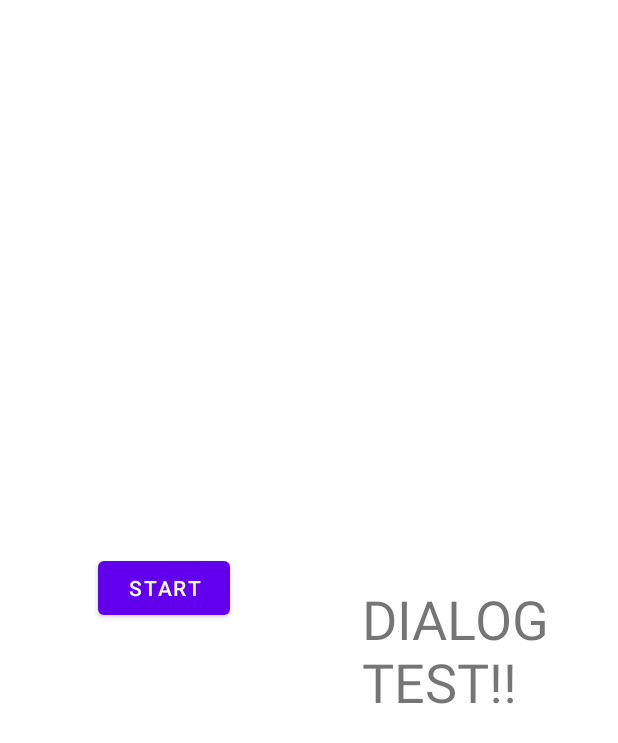
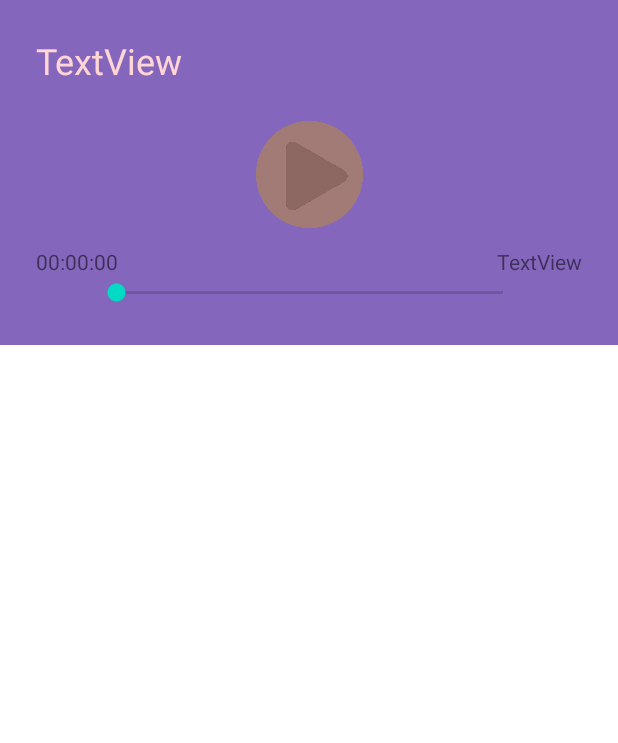
Before and after one commit to paperfrog1228/Shake-Voice-Recorder, an Android app: the layout player_dialog_frag.xml on its own in the app's theme, with its tools: preview values and no code run, on a phone screen of 412 x 824 dp. Shown: the top 743 px of the screen. Run offline under Robolectric (Android 15) with nearby library versions, the phone set to English and light mode, and no system bars.

Commit message:
Add player dialog function and modify design
와 거의 다해간다 와래!

```diff
--- a/app/src/main/java/com/example/svr/MainActivity.java
+++ b/app/src/main/java/com/example/svr/MainActivity.java
@@ -62,8 +62,6 @@ public class MainActivity extends AppCompatActivity {
         RecordDB.getInstance().DB = openOrCreateDatabase("recordDB", MODE_PRIVATE, null);
     }
     public void onFragmentChanged(int index){
-        System.out.println("시발 진짜 뭐냐고"+isRecording);
-
         switch (index) {
             case 0:
                 getSupportFragmentManager().beginTransaction().replace(R.id.Main_Frame,recordListFrag).commit();
--- a/app/src/main/java/com/example/svr/RecordAdapter.java
+++ b/app/src/main/java/com/example/svr/RecordAdapter.java
@@ -17,8 +17,8 @@ public class RecordAdapter extends BaseAdapter {
     public int getCount() {
         return items.size();
     }
-    public void addItem(String name, String date, String path,int bookmark) {
-        RecordItem item=new RecordItem(name,date,path,bookmark);
+    public void addItem(String name, String date, String length,String path,int bookmark) {
+        RecordItem item=new RecordItem(name,date,length,path,bookmark);
         items.add(item);
     }
     public RecordAdapter (RecordListFrag fragment)
@@ -61,7 +61,7 @@ public class RecordAdapter extends BaseAdapter {
         });
         view.setName(item.getName());
         view.setDate(item.getDate());
-        view.setLength(item.getPath());
+        view.setLength(item.getLength());
         return view;
     }
 }
--- a/app/src/main/java/com/example/svr/RecordItem.java
+++ b/app/src/main/java/com/example/svr/RecordItem.java
@@ -8,9 +8,10 @@ public class RecordItem {
     String length;
     String path;
     boolean bookmarked=false;
-    public RecordItem(String name, String date,String path,int bookmark) {
+    public RecordItem(String name, String date,String length,String path,int bookmark) {
         this.name = name;
         this.date = date;
+        this.length=length;
         this.path=path;
         if(bookmark==1)
             this.bookmarked=true;
@@ -27,6 +28,7 @@ public class RecordItem {
     public String getName() { return name; }
     public String getDate() { return date; }
     public String getPath() { return path; }
+    public String getLength() {return length; }
     public void setName(String name) { this.name = name; }
     public void setDate(String date) { this.date = date; }
     public void setLength(String length) { this.length = length; }
--- a/app/src/main/res/layout/player_dialog_frag.xml
+++ b/app/src/main/res/layout/player_dialog_frag.xml
@@ -3,31 +3,73 @@
     xmlns:app="http://schemas.android.com/apk/res-auto"
     xmlns:tools="http://schemas.android.com/tools"
     android:layout_width="match_parent"
-    android:layout_height="match_parent">
+    android:layout_height="wrap_content"
+    android:background="#8566BD">
 
     <TextView
-        android:id="@+id/textView3"
+        android:id="@+id/tv_recordplayerName"
         android:layout_width="wrap_content"
         android:layout_height="wrap_content"
-        android:layout_marginStart="5dp"
-        android:layout_marginLeft="5dp"
-        android:text="DIALOG\nTEST!!"
-        android:textSize="36sp"
+        android:layout_marginStart="24dp"
+        android:layout_marginLeft="24dp"
+        android:layout_marginTop="24dp"
+        android:text="TextView"
+        android:textColor="#FFD5D5"
+        android:textSize="24sp"
+        app:layout_constraintStart_toStartOf="parent"
+        app:layout_constraintTop_toTopOf="parent" />
+
+    <ImageButton
+        android:id="@+id/btn_player_start"
+        android:layout_width="103dp"
+        android:layout_height="71dp"
+        android:layout_marginStart="24dp"
+        android:layout_marginLeft="24dp"
+        android:layout_marginTop="24dp"
+        android:layout_marginEnd="24dp"
+        android:layout_marginRight="24dp"
+        android:background="#00FFFFFF"
+        android:scaleType="fitCenter"
+        android:tint="#6FDA8277"
+        app:layout_constraintEnd_toEndOf="parent"
+        app:layout_constraintStart_toStartOf="parent"
+        app:layout_constraintTop_toBottomOf="@+id/tv_recordplayerName"
+        app:srcCompat="@drawable/play_prepare" />
+
+    <SeekBar
+        android:id="@+id/seekBar_player"
+        android:layout_width="290dp"
+        android:layout_height="22dp"
+        android:layout_marginStart="24dp"
+        android:layout_marginLeft="24dp"
+        android:layout_marginTop="32dp"
+        android:layout_marginEnd="24dp"
+        android:layout_marginRight="24dp"
+        android:layout_marginBottom="24dp"
         app:layout_constraintBottom_toBottomOf="parent"
         app:layout_constraintEnd_toEndOf="parent"
-        app:layout_constraintHorizontal_bias="0.836"
         app:layout_constraintStart_toStartOf="parent"
-        app:layout_constraintTop_toTopOf="parent"
-        app:layout_constraintVertical_bias="0.529" />
+        app:layout_constraintTop_toBottomOf="@+id/btn_player_start"
+        app:layout_constraintVertical_bias="1.0" />
 
-    <Button
-        android:id="@+id/btn_player_start"
+    <TextView
+        android:id="@+id/tv_curpos"
         android:layout_width="wrap_content"
         android:layout_height="wrap_content"
-        android:layout_marginTop="368dp"
-        android:layout_marginEnd="88dp"
-        android:layout_marginRight="88dp"
-        android:text="start"
-        app:layout_constraintEnd_toStartOf="@+id/textView3"
-        app:layout_constraintTop_toTopOf="parent" />
+        android:layout_marginStart="24dp"
+        android:layout_marginLeft="24dp"
+        android:text="00:00:00"
+        app:layout_constraintBottom_toTopOf="@+id/seekBar_player"
+        app:layout_constraintStart_toStartOf="parent" />
+
+    <TextView
+        android:id="@+id/tv_endpos"
+        android:layout_width="wrap_content"
+        android:layout_height="wrap_content"
+        android:layout_marginEnd="24dp"
+        android:layout_marginRight="24dp"
+        android:text="TextView"
+        app:layout_constraintBottom_toTopOf="@+id/seekBar_player"
+        app:layout_constraintEnd_toEndOf="parent" />
+
 </androidx.constraintlayout.widget.ConstraintLayout>
```
Also changed, not shown: app/src/main/java/com/example/svr/fragment/BookmarkListFrag.java (+6 -5 lines), app/src/main/java/com/example/svr/fragment/PlayerDialogFrag.java (+76 -25 lines), app/src/main/java/com/example/svr/fragment/RecordListFrag.java (+5 -5 lines), app/src/main/res/drawable/play.png (added), app/src/main/res/drawable/play_prepare.png (added).
